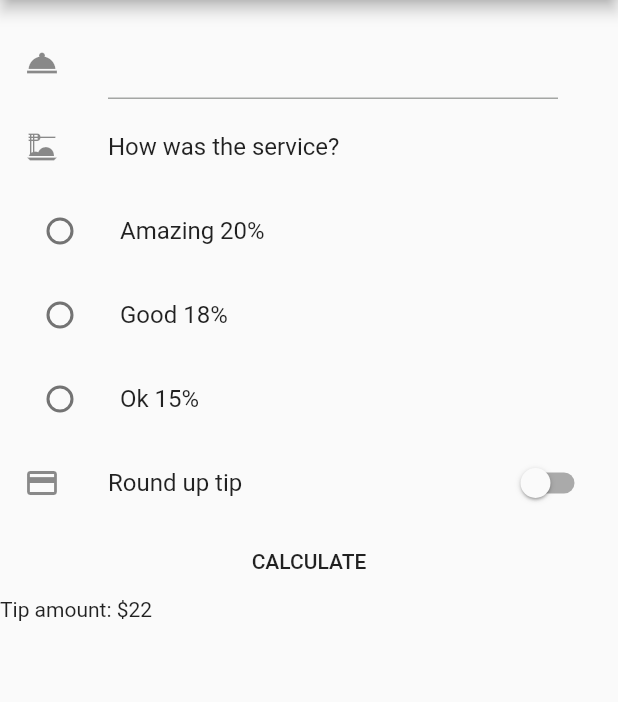
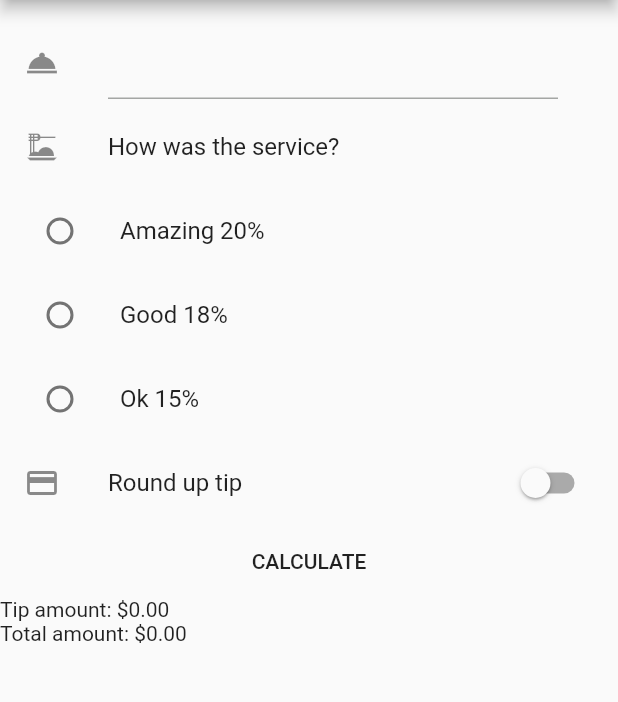
Before and after one commit to igo1600/tip_provider, a Flutter app: the screen it shows after launch, after a tap on "CALCULATE", on a phone screen of 412 x 824 dp, the part 84-786 px from its top. Run offline on Flutter 3.47's test engine with Material 2 defaults, Android fonts, the phone set to English and light mode, and no system bars.

Commit message:
Last commit

```diff
--- a/lib/home_page.dart
+++ b/lib/home_page.dart
@@ -63,10 +63,13 @@ class HomePage extends StatelessWidget {
           MaterialButton(
             child: Text("CALCULATE"),
             onPressed: () {
-              context.read<TipTimeProvider>().tipCalculation(23244);
+              context.read<TipTimeProvider>().tipCalculation();
             },
           ),
-          Text("Tip amount: \$22"),
+          Text(
+              "Tip amount: \$${context.watch<TipTimeProvider>().tipAmount.toStringAsFixed(2)}"),
+          Text(
+              "Total amount: \$${context.watch<TipTimeProvider>().totalAmount.toStringAsFixed(2)}"),
         ],
       ),
     );
--- a/lib/providers/tip_time_provider.dart
+++ b/lib/providers/tip_time_provider.dart
@@ -5,13 +5,15 @@ class TipTimeProvider with ChangeNotifier {
   int? _selectedRadio = null;
   int? get getSelectedRadio => _selectedRadio;
   var costController = TextEditingController();
+  double tipAmount = 0.0;
+  double totalAmount = 0.0;
 
   var radioGroupValues = {
     0: "Amazing 20%",
     1: "Good 18%",
     2: "Ok 15%",
   };
-  void tipCalculation(int dato) {
+  void tipCalculation() {
     double cost = double.tryParse(costController.text) ?? 0.0;
     double tipPercentage;
 
@@ -35,6 +37,9 @@ class TipTimeProvider with ChangeNotifier {
 
       print('Tip Amount: $tipAmount');
       print('Total Amount: $totalAmount');
+
+      this.tipAmount = tipAmount;
+      this.totalAmount = totalAmount;
     } else {
       print('Enter a valid cost and select a tip percentage.');
     }
```
